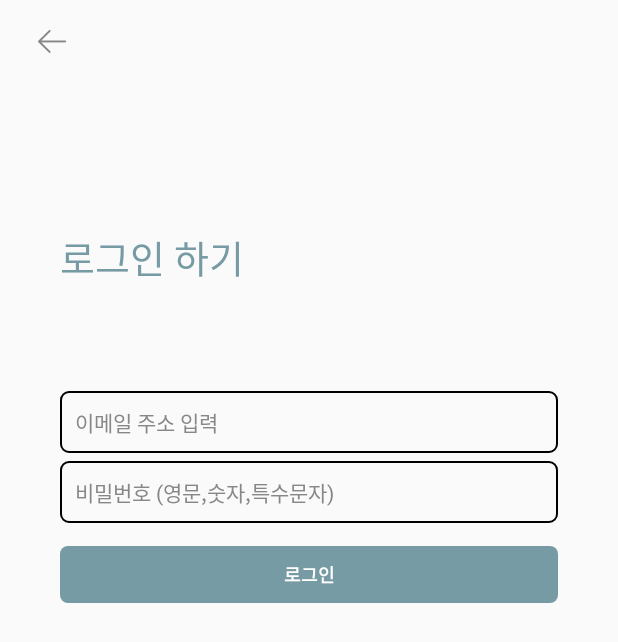
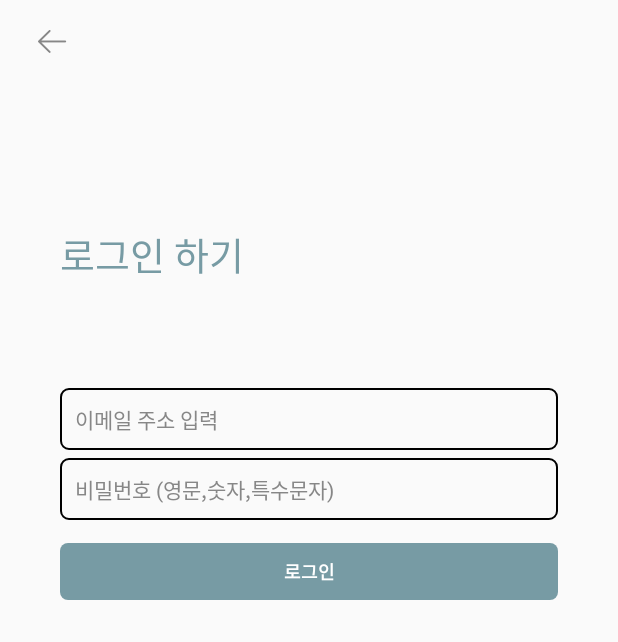
Before and after one commit to nokr82/nomade_note, an Android app: the layout activity_login2.xml on its own in the app's theme, with its tools: preview values and no code run, on a phone screen of 412 x 824 dp. Shown: the top 642 px of the screen. Run offline under Robolectric (Android 15) with nearby library versions, the phone set to English and light mode, and no system bars.

Commit message:
동우등록

```diff
--- a/app/src/main/res/layout/activity_login2.xml
+++ b/app/src/main/res/layout/activity_login2.xml
@@ -4,8 +4,6 @@
     android:layout_width="match_parent"
     android:layout_height="match_parent"
     android:orientation="vertical">
-
-
     <LinearLayout
 
         android:layout_width="match_parent"
@@ -22,13 +20,22 @@
 
 
     </LinearLayout>
+    <ScrollView
+        android:layout_width="match_parent"
+        android:layout_height="match_parent"
+        android:fillViewport="true">
+   <LinearLayout
+       android:layout_width="match_parent"
+       android:layout_height="match_parent"
+       android:orientation="vertical">
+
 
 
 
     <LinearLayout
         android:layout_marginLeft="40dp"
         android:layout_marginRight="40dp"
-        android:layout_marginTop="152dp"
+        android:layout_marginTop="150dp"
         android:layout_width="match_parent"
         android:layout_height="wrap_content"
         android:orientation="vertical"
@@ -91,9 +98,9 @@
          android:textColor="#ffffff"/>
     </LinearLayout>
 
+   </LinearLayout>
 
-
-
+</ScrollView>
 
 
 
```
Also changed, not shown: app/src/main/res/layout/activity_email_join.xml (+9 -2 lines).
